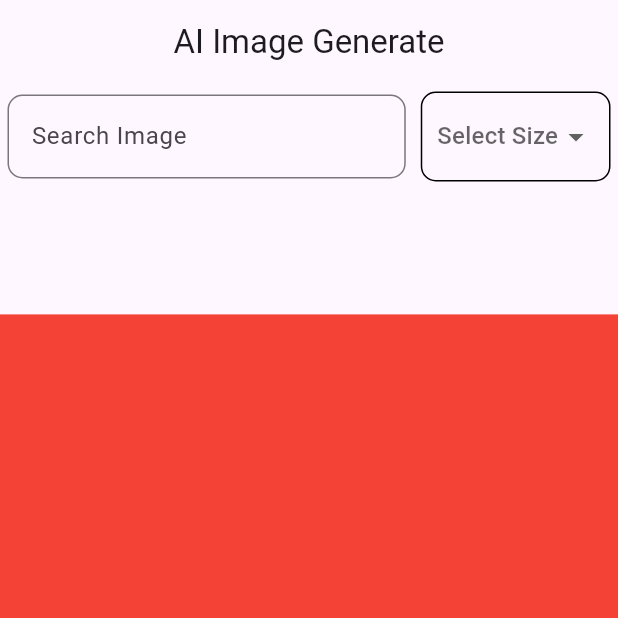
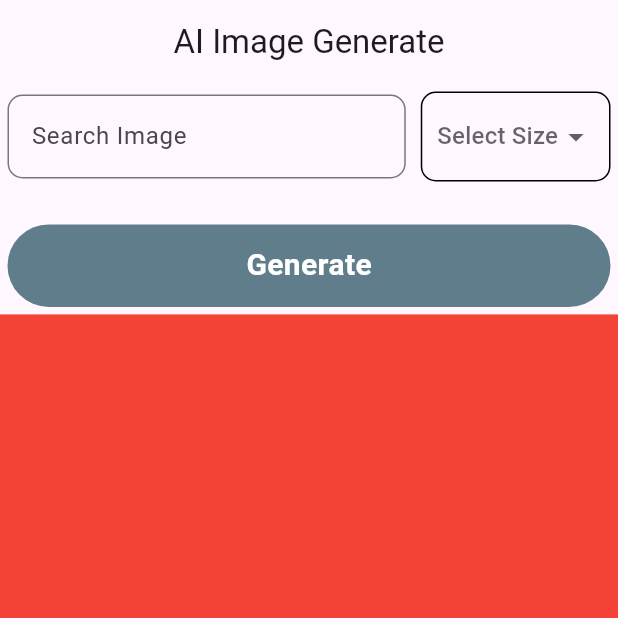
Before and after one commit to Shahabmustafa/ai_image_generate, a Flutter app: the HomeScreen screen opened directly, on a phone screen of 412 x 824 dp, the top half of it. Run offline on Flutter 3.47's test engine with Material 3 defaults, Android fonts, the phone set to English and light mode, and no system bars.

Commit message:
add code

```diff
--- a/lib/view/home_screen.dart
+++ b/lib/view/home_screen.dart
@@ -1,4 +1,6 @@
+import 'package:ai_generate_image/controller/api_controller.dart';
 import 'package:flutter/material.dart';
+import 'package:provider/provider.dart';
 
 class HomeScreen extends StatefulWidget {
   const HomeScreen({super.key});
@@ -10,9 +12,10 @@ class HomeScreen extends StatefulWidget {
 class _HomeScreenState extends State<HomeScreen> {
 
   var size = ["Small","Medium","Large"];
+  var values = ["256x256","512x512","1024x1024"];
   String? dropValue;
   TextEditingController createImage = TextEditingController();
-  bool loading = false;
+  String image = "";
   @override
   Widget build(BuildContext context) {
     return Scaffold(
@@ -60,7 +63,7 @@ class _HomeScreenState extends State<HomeScreen> {
                             items: List.generate(
                               size.length,
                                   (index) => DropdownMenuItem(
-                                value: size[index],
+                                value: values[index],
                                 child: Text(size[index]),
                               ),
                             ),
@@ -75,11 +78,21 @@ class _HomeScreenState extends State<HomeScreen> {
                       ),
                     ],
                   ),
-                  dropValue == null ?
-                  SizedBox() :
-                  InkWell(
-                    onTap: (){
+                  Consumer<GenerateImageController>(
+                    builder: (context,value,child){
+                      return InkWell(
+                        onTap: ()async{
+                          await value.generateImage();
 
+                          // if(createImage.text.isNotEmpty && dropValue!.isNotEmpty){
+                          // }else{
+                          //   ScaffoldMessenger.of(context)
+                          //       .showSnackBar(
+                          //     SnackBar(
+                          //       content: Text("Please Pass the query and size"),
+                          //     ),
+                          //   );
+                          // }
                         },
                         child: Container(
                           height: 55,
@@ -88,7 +101,7 @@ class _HomeScreenState extends State<HomeScreen> {
                             color: Colors.blueGrey,
                             borderRadius: BorderRadius.circular(30),
                           ),
-                      child: loading ?
+                          child: value.isLoading ?
                           Center(child: CircularProgressIndicator(color: Colors.white,))
                               :
                           Center(
@@ -102,7 +115,9 @@ class _HomeScreenState extends State<HomeScreen> {
                             ),
                           ),
                         ),
-                  ),
+                      );
+                    },
+                  )
                 ],
               ),
             ),
```
Lines whose indentation alone changed are shown as unchanged.
